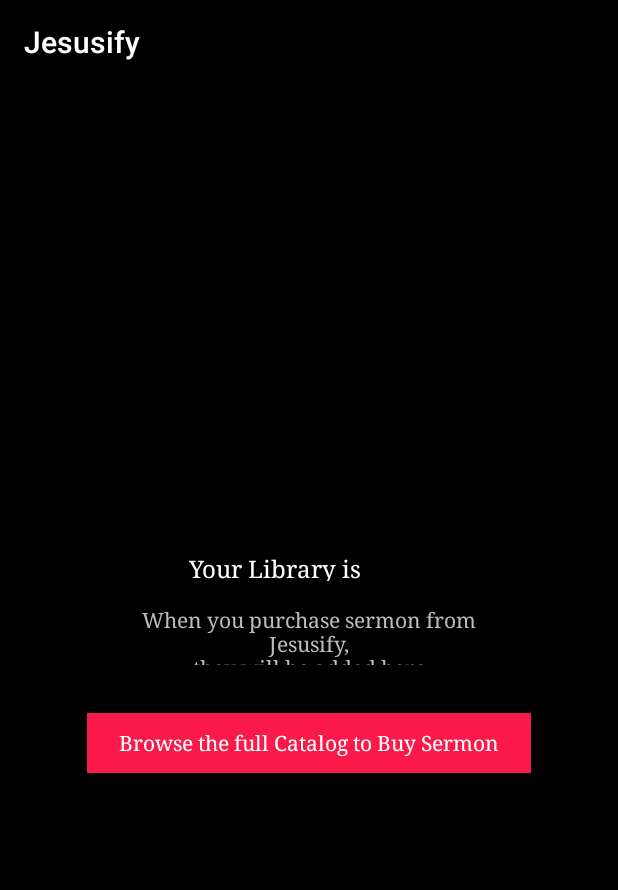
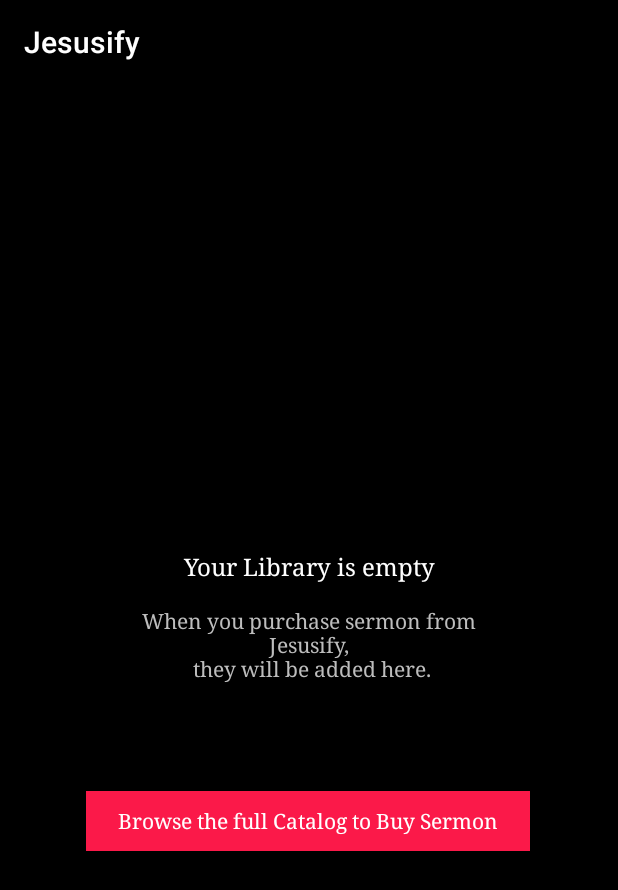
Before and after one commit to themavencoder/jesusify, an Android app: the LibraryActivity screen opened directly, with no data from a screen before it, on a phone screen of 412 x 824 dp. Shown: the top 890 px of the screen. Run offline under Robolectric (Android 15) with nearby library versions, the phone set to English and light mode, and no system bars.

```diff
--- a/app/build.gradle
+++ b/app/build.gradle
@@ -9,6 +9,7 @@ android {
         versionCode 1
         versionName "1.0"
         testInstrumentationRunner "android.support.test.runner.AndroidJUnitRunner"
+        vectorDrawables.useSupportLibrary = true
     }
     buildTypes {
         release {
@@ -27,4 +28,5 @@ dependencies {
     androidTestImplementation 'com.android.support.test:runner:1.0.2'
     androidTestImplementation 'com.android.support.test.espresso:espresso-core:3.0.2'
     implementation 'com.android.support:design:27.0.2'
+    implementation 'de.hdodenhof:circleimageview:2.2.0'
 }
--- a/app/src/main/res/layout/activity_library.xml
+++ b/app/src/main/res/layout/activity_library.xml
@@ -12,11 +12,11 @@
 
     <TextView
         android:id="@+id/textView3"
-        android:layout_width="160dp"
-        android:layout_height="19dp"
+        android:layout_width="191dp"
+        android:layout_height="wrap_content"
         android:layout_marginBottom="373dp"
         android:layout_marginEnd="100dp"
-
+        android:gravity="center"
         android:layout_marginLeft="100dp"
         android:layout_marginRight="100dp"
         android:layout_marginStart="100dp"
@@ -32,7 +32,7 @@
     <TextView
         android:id="@+id/textView5"
         android:layout_width="272dp"
-        android:layout_height="40dp"
+        android:layout_height="wrap_content"
         android:layout_marginEnd="44dp"
         android:layout_marginLeft="44dp"
         android:layout_marginRight="44dp"
@@ -54,7 +54,7 @@
         android:layout_marginLeft="32dp"
         android:layout_marginRight="32dp"
         android:layout_marginStart="32dp"
-        android:layout_marginTop="32dp"
+        android:layout_marginTop="72dp"
         android:background="#FB1949"
         android:gravity="center"
         android:text="Browse the full Catalog to Buy Sermon"
@@ -62,6 +62,7 @@
         android:textColor="@color/white"
         android:textSize="14sp"
         app:layout_constraintEnd_toEndOf="parent"
+        app:layout_constraintHorizontal_bias="0.49"
         app:layout_constraintStart_toStartOf="parent"
         app:layout_constraintTop_toBottomOf="@+id/textView5" />
 </android.support.constraint.ConstraintLayout>
--- a/app/src/main/res/values/strings.xml
+++ b/app/src/main/res/values/strings.xml
@@ -2,4 +2,5 @@
     <string name="app_name">Jesusify</string>
     <string name="signin">Sign in</string>
     <string name="signup">Sign up</string>
+    <string name="sample_text">Lorem Ipsum is simply dummy text of the printing and typesetting industry. Lorem Ipsum has been the industry\'s standard dummy text ever since the 1500s, when an unknown printer took a galley of type and scrambled it to make a type specimen book. It has survived not only five centuries, but also the leap into electronic typesetting, remaining essentially unchanged.</string>
 </resources>
--- a/build.gradle
+++ b/build.gradle
@@ -7,7 +7,7 @@ buildscript {
         jcenter()
     }
     dependencies {
-        classpath 'com.android.tools.build:gradle:3.1.2'
+        classpath 'com.android.tools.build:gradle:3.1.4'
 
 
         // NOTE: Do not place your application dependencies here; they belong
```
Also changed, not shown: app/src/main/res/drawable/author.xml (added, +11 -0 lines), app/src/main/res/drawable/ic_more_vert_black_24dp.xml (added, +9 -0 lines), app/src/main/res/layout/authors_profile.xml (added, +57 -0 lines), app/src/main/res/drawable/adeboye.jpg (added).
